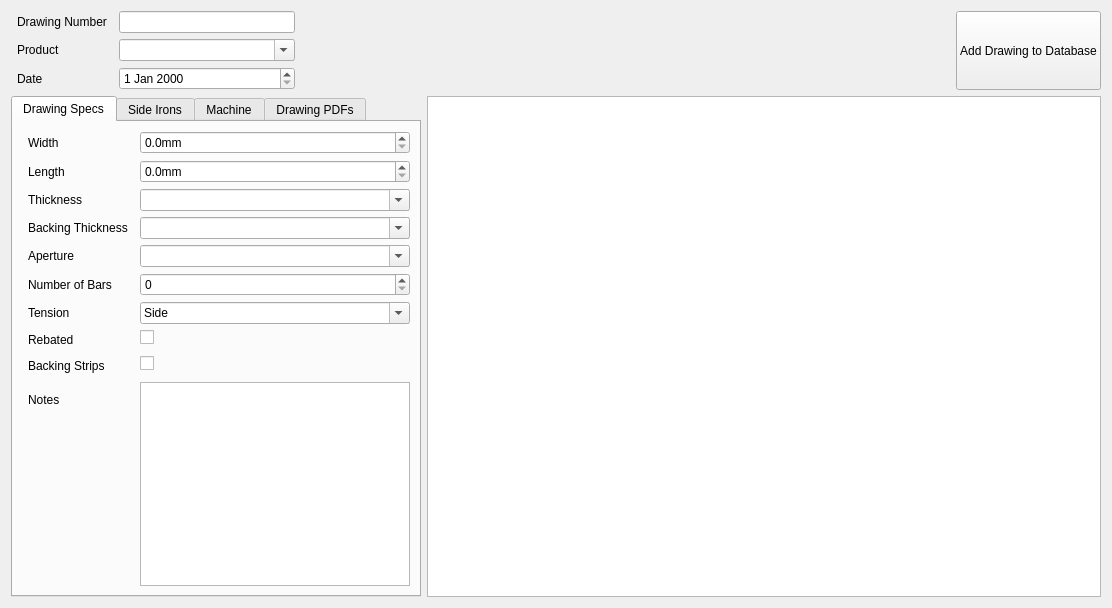
This is ui/widgets/AddDrawingPageWidget.ui in matthew-sirman/database-manager as Qt 5 draws it before an edit. The edited form follows.
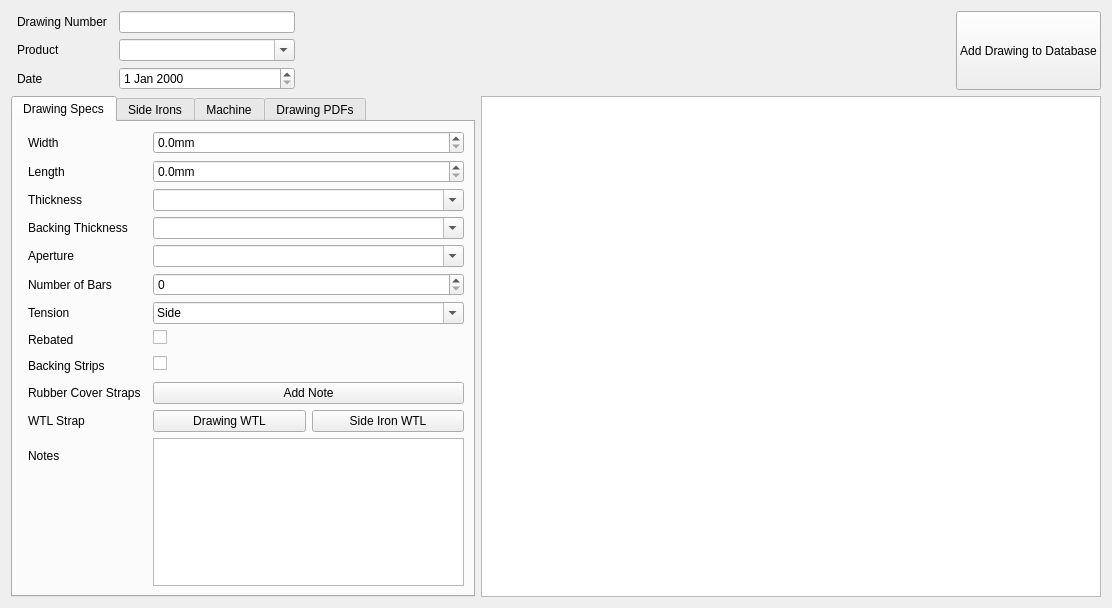
This is the edited form. Custom widgets are drawn as their Qt base class.

Diff of the .ui file:
```diff
--- a/ui/widgets/AddDrawingPageWidget.ui
+++ b/ui/widgets/AddDrawingPageWidget.ui
@@ -460,7 +460,7 @@
              </property>
             </widget>
            </item>
-           <item row="9" column="0">
+           <item row="11" column="0">
             <widget class="QLabel" name="notesLabel">
              <property name="styleSheet">
               <string notr="true">QLabel {
@@ -478,7 +478,7 @@
              </property>
             </widget>
            </item>
-           <item row="9" column="1">
+           <item row="11" column="1">
             <widget class="QTextEdit" name="notesInput"/>
            </item>
            <item row="8" column="1">
@@ -506,6 +506,67 @@
              </property>
             </widget>
            </item>
+           <item row="9" column="0">
+            <widget class="QLabel" name="rubberCoverStrapsLabel">
+             <property name="styleSheet">
+              <string notr="true">QLabel {
+	padding: 3px;
+}
+
+QLabel[hovering=true] {
+	padding: 3px;
+	background-color: #d9d9d9;
+	border-radius: 5px;
+}</string>
+             </property>
+             <property name="text">
+              <string>Rubber Cover Straps</string>
+             </property>
+            </widget>
+           </item>
+           <item row="9" column="1">
+            <widget class="QPushButton" name="rubberCoverStrapsAddNoteButton">
+             <property name="text">
+              <string>Add Note</string>
+             </property>
+            </widget>
+           </item>
+           <item row="10" column="0">
+            <widget class="QLabel" name="wtlStrapLabel">
+             <property name="styleSheet">
+              <string notr="true">QLabel {
+	padding: 3px;
+}
+
+QLabel[hovering=true] {
+	padding: 3px;
+	background-color: #d9d9d9;
+	border-radius: 5px;
+}</string>
+             </property>
+             <property name="text">
+              <string>WTL Strap</string>
+             </property>
+            </widget>
+           </item>
+           <item row="10" column="1">
+            <layout class="QHBoxLayout" name="wearTileLinerNotesHorizonalLayout">
+             <item>
+              <widget class="QPushButton" name="addDrawingWTLStrapNoteButton">
+               <property name="text">
+                <string>Drawing WTL</string>
+               </property>
+              </widget>
+             </item>
+             <item>
+              <widget class="QPushButton" name="addSideIronWTLStrapNoteButton">
+               <property name="text">
+                <string>Side Iron WTL</string>
+               </property>
+              </widget>
+             </item>
+            </layout>
+           </item>
           </layout>
          </item>
         </layout>
@@ -1094,10 +1155,17 @@
              </property>
             </widget>
            </item>
+           <item>
+            <widget class="QPushButton" name="browseDrawingPDFButton">
+             <property name="text">
+              <string>Browse...</string>
+             </property>
+            </widget>
+           </item>
            <item>
             <widget class="QPushButton" name="openDrawingPDFButton">
              <property name="text">
-              <string>Open Drawing PDF</string>
+              <string>Open PDF</string>
              </property>
             </widget>
            </item>
```
Left out of the diff: 14 changed lines with no effect on the pictures.
